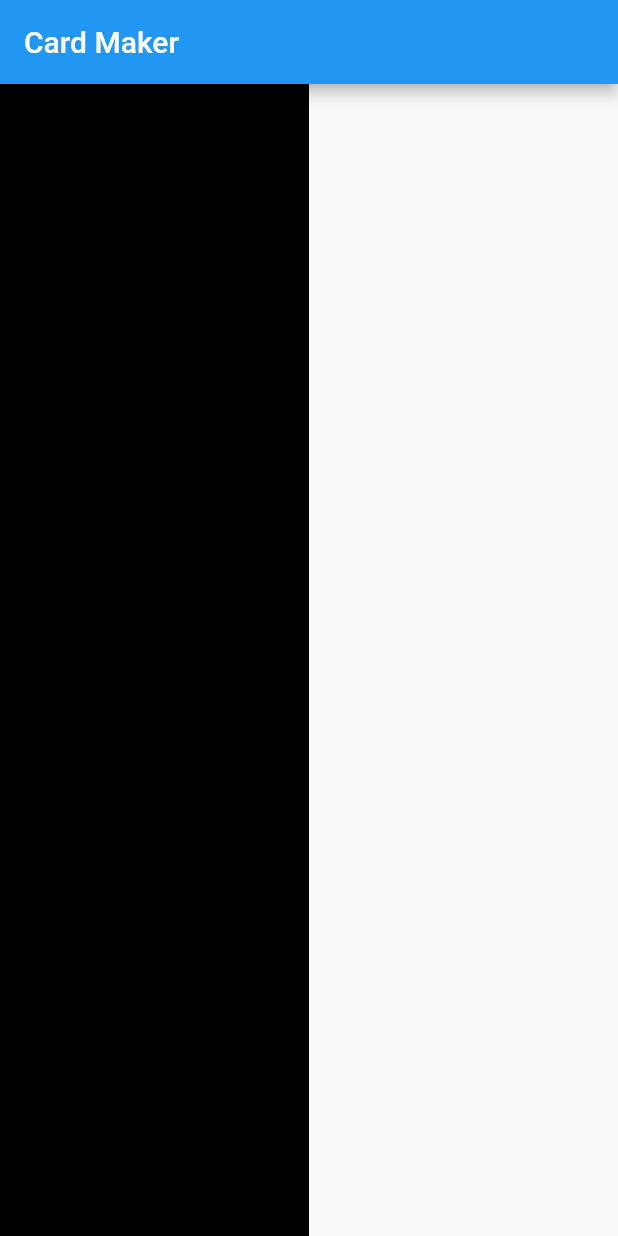
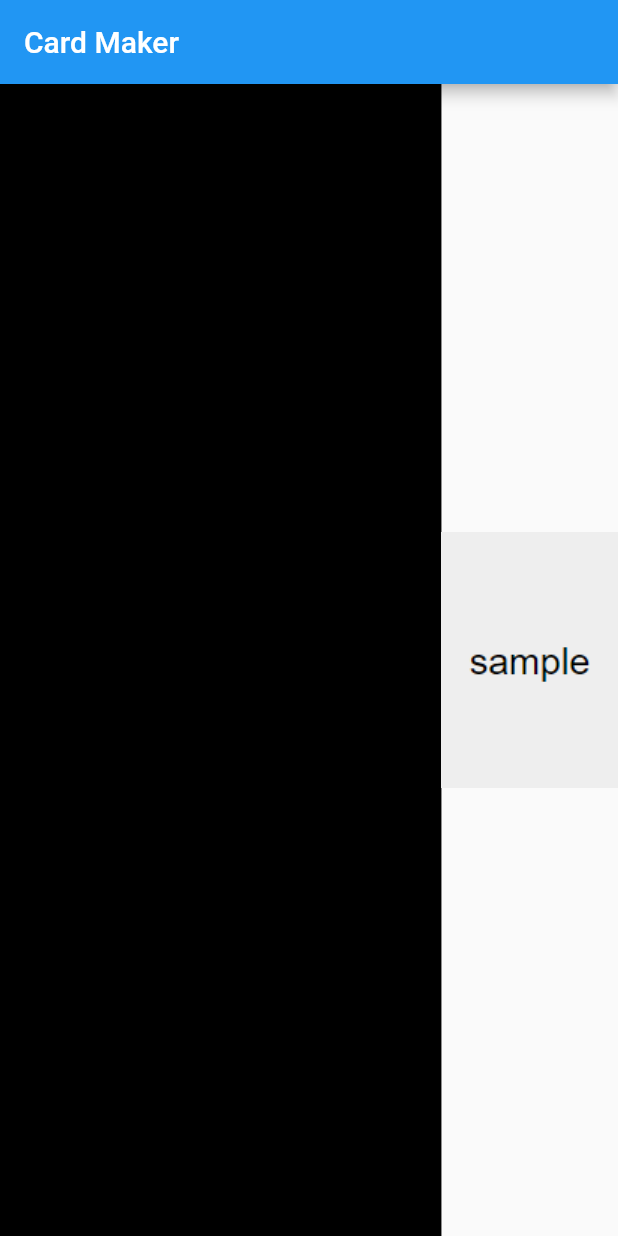
Before and after one commit to infoss23/card_maker, a Flutter app: the screen it shows after launch, on a phone screen of 412 x 824 dp. Run offline on Flutter 3.47's test engine with Material 2 defaults, Android fonts, the phone set to English and light mode, and no system bars.

Commit message:
画像の仮表示

```diff
--- a/lib/main.dart
+++ b/lib/main.dart
@@ -1,3 +1,4 @@
+import 'package:card_maker/view/preview_area.dart';
 import 'package:flutter/material.dart';
 
 void main() {
@@ -32,9 +33,9 @@ class MainPage extends StatelessWidget {
                 color: Colors.black,
               ),
             ),
-            Expanded(
-              flex: 5,
-              child: Container(),
+            const Expanded(
+              flex: 2,
+              child: PreviewArea(),
             )
           ]),
         ));
--- /dev/null
+++ b/lib/view/preview_area.dart
@@ -0,0 +1,15 @@
+import 'package:flutter/material.dart';
+
+class PreviewArea extends StatelessWidget {
+  const PreviewArea({Key? key}) : super(key: key);
+
+  @override
+  Widget build(BuildContext context) {
+    return Container(
+      child: Image.asset(
+        'images/sample.png',
+        fit: BoxFit.none,
+      ),
+    );
+  }
+}
--- a/pubspec.yaml
+++ b/pubspec.yaml
@@ -58,7 +58,8 @@ flutter:
   uses-material-design: true
 
   # To add assets to your application, add an assets section, like this:
-  # assets:
+  assets:
+    - images/
   #   - images/a_dot_burr.jpeg
   #   - images/a_dot_ham.jpeg
 
```
Also changed, not shown: images/sample.png (added).
